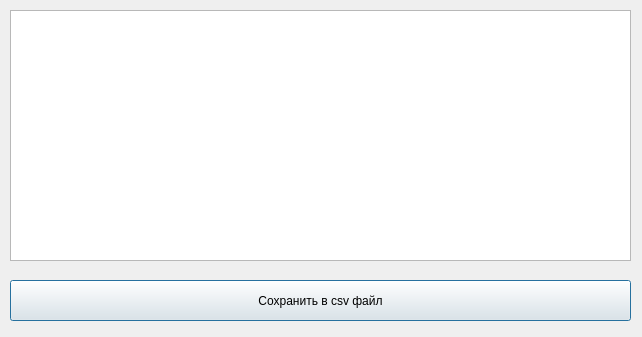
ATLANTer/Ruzaevka390_MCC, file src/gui/RtWin.ui: the form before one commit.
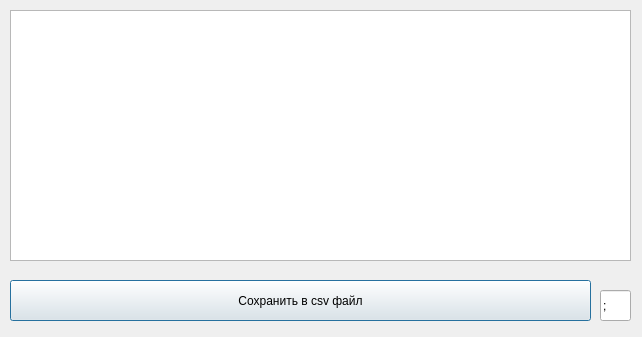
The form after the commit.

Diff of the .ui file:
```diff
--- a/src/gui/RtWin.ui
+++ b/src/gui/RtWin.ui
@@ -28,7 +28,7 @@
     <rect>
      <x>10</x>
      <y>280</y>
-     <width>621</width>
+     <width>581</width>
      <height>41</height>
     </rect>
    </property>
@@ -36,6 +36,19 @@
     <string>Сохранить в csv файл</string>
    </property>
   </widget>
+  <widget class="QLineEdit" name="delim">
+   <property name="geometry">
+    <rect>
+     <x>600</x>
+     <y>290</y>
+     <width>31</width>
+     <height>31</height>
+    </rect>
+   </property>
+   <property name="text">
+    <string>;</string>
+   </property>
+  </widget>
  </widget>
  <resources/>
  <connections/>
```
Left out of the diff: 4 changed lines with no effect on the pictures.
